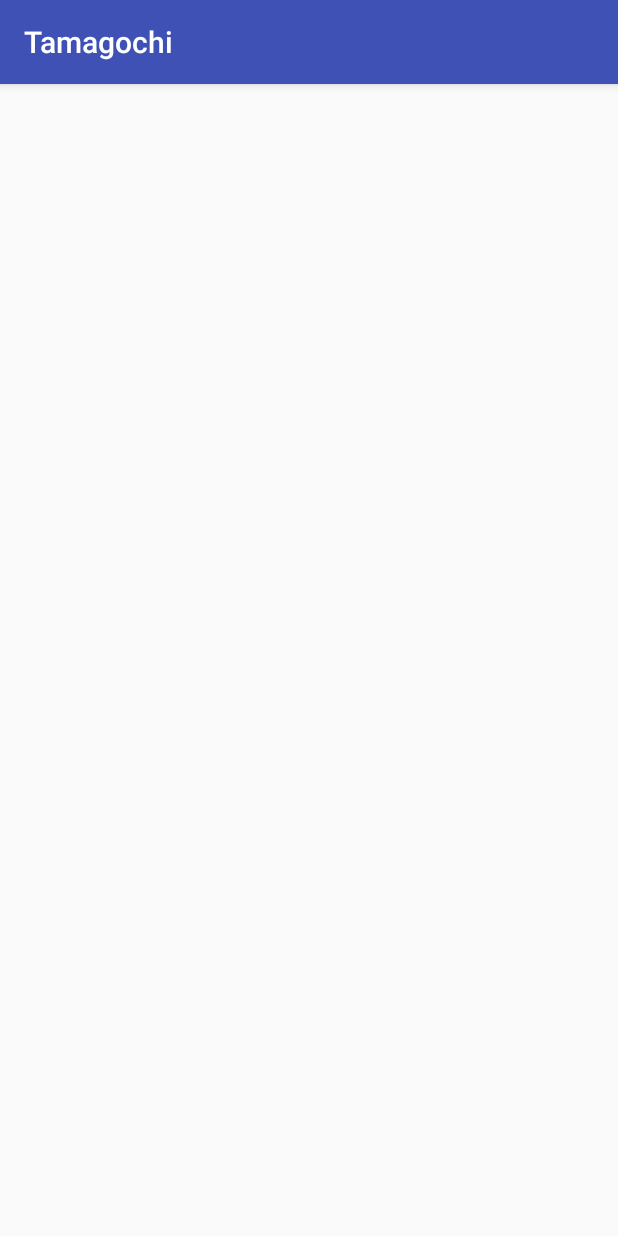
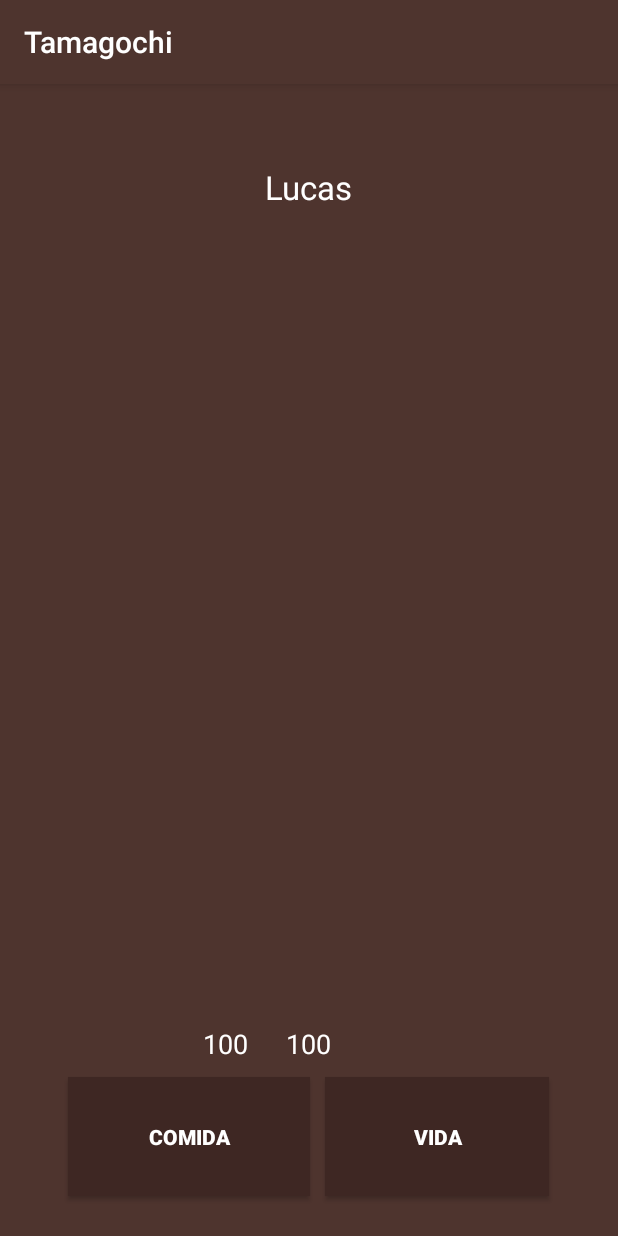
Before and after one commit to lucassoares/Tamagochi, an Android app: the screen it shows after launch (MainActivity), on a phone screen of 412 x 824 dp. Run offline under Robolectric (Android 15) with nearby library versions, the phone set to English and light mode, and no system bars.

Commit message:
Aplicando umas alterações

```diff
--- a/app/src/main/java/com/lucas/lucas/tamagochi/MainActivity.java
+++ b/app/src/main/java/com/lucas/lucas/tamagochi/MainActivity.java
@@ -1,20 +1,71 @@
 package com.lucas.lucas.tamagochi;
 
+import android.annotation.TargetApi;
+import android.os.Build;
 import android.support.v7.app.AppCompatActivity;
 import android.os.Bundle;
+import android.util.Log;
+import android.view.View;
+import android.view.animation.Interpolator;
+import android.widget.Button;
+import android.widget.TextView;
+import android.widget.Toast;
 
 import com.lucas.lucas.tamagochi.Tamagochi.Tamagochi;
+import com.lucas.lucas.tamagochi.Util.Util;
+
+import org.w3c.dom.Text;
+
+import java.util.Objects;
 
 public class MainActivity extends AppCompatActivity
 {
     private Tamagochi tamagochi;
+    private Util util;
+    private String name;
 
+    private Button lifeBtn;
+    private Button foodBtn;
+    private TextView nameTmagochi;
+    private TextView lifeDisplay;
+    private TextView foodDisplay;
+
+    @TargetApi(Build.VERSION_CODES.KITKAT)
     @Override
     protected void onCreate(Bundle savedInstanceState)
     {
         super.onCreate(savedInstanceState);
         setContentView(R.layout.activity_main);
 
+        lifeBtn = (Button)findViewById(R.id.btnLife);
+        foodBtn = (Button)findViewById(R.id.btnFood);
+        nameTmagochi = (TextView)findViewById(R.id.nameTamagochi);
+        lifeDisplay = (TextView)findViewById(R.id.lifeDisplay);
+        foodDisplay = (TextView)findViewById(R.id.foodDisplay);
+
         tamagochi = Tamagochi.getInstance();
+        util = new Util();
+
+        name = tamagochi.getName();
+
+        if(tamagochi.isDead()){
+                //util.AlertMessage(getApplicationContext());
+            tamagochi.setDead(false);
+            tamagochi.setLife(100);
+            tamagochi.setFood(100);
+            tamagochi.setName("Lucas");
+            nameTmagochi.setText(tamagochi.getName());
+            lifeDisplay.setText(Integer.toString(tamagochi.getLife()));
+            foodDisplay.setText(Integer.toString(tamagochi.getFood()));
+
+            Log.d("Tamagochi",tamagochi.getName());
+        }
+
+        lifeBtn.setOnClickListener(new View.OnClickListener() {
+            @Override
+            public void onClick(View v) {
+               Toast.makeText(getApplicationContext(),Integer.toString(tamagochi.getFood()),Toast.LENGTH_SHORT).show();
+            }
+        });
     }
 }
--- /dev/null
+++ b/app/src/main/java/com/lucas/lucas/tamagochi/Preferences/Preferences.java
@@ -0,0 +1,7 @@
+package com.lucas.lucas.tamagochi.Preferences;
+
+/**
+ * Created by Lucas on 14/06/2017.
+ */
+public class Preferences {
+}
--- a/app/src/main/java/com/lucas/lucas/tamagochi/Tamagochi/Tamagochi.java
+++ b/app/src/main/java/com/lucas/lucas/tamagochi/Tamagochi/Tamagochi.java
@@ -6,24 +6,27 @@ package com.lucas.lucas.tamagochi.Tamagochi;
 public class Tamagochi
 {
     private static Tamagochi instance;
-    private String name;
+    private static String name;
     private int food;
     private int life;
+    private boolean isDead = true;
+
+    public boolean isDead() {
+        return isDead;
+    }
+
+    public void setDead(boolean dead) {
+        isDead = dead;
+    }
 
 
     public static Tamagochi getInstance()
     {
         if (instance == null)
         {
-            //instance = new Tamagochi();
+            instance = new Tamagochi();
         }
         return instance;
-    }
-    public Tamagochi(String name, int food, int life)
-    {
-        this.name = name;
-        this.food = food;
-        this.life = life;
     }
 
     public String getName()
@@ -40,4 +43,16 @@ public class Tamagochi
     {
         return life;
     }
+
+    public void setLife(int life) {
+        this.life = life;
+    }
+
+    public void setFood(int food) {
+        this.food = food;
+    }
+
+    public void setName(String name) {
+        Tamagochi.name = name;
+    }
 }
--- /dev/null
+++ b/app/src/main/java/com/lucas/lucas/tamagochi/Util/Util.java
@@ -0,0 +1,40 @@
+package com.lucas.lucas.tamagochi.Util;
+
+import android.app.AlertDialog;
+import android.content.Context;
+import android.content.DialogInterface;
+import android.widget.EditText;
+
+import com.lucas.lucas.tamagochi.Tamagochi.Tamagochi;
+
+/**
+ * Created by Lucas on 14/06/2017.
+ */
+public class Util
+{
+    public void AlertMessage(Context context){
+        AlertDialog.Builder alert = new AlertDialog.Builder(context);
+        final EditText editText = new EditText(context);
+        alert.setMessage("Nome para ele");
+        alert.setTitle("Digite um nome");
+        alert.setView(editText);
+
+        alert.setPositiveButton("Yes Option", new DialogInterface.OnClickListener()
+        {
+            public void onClick(DialogInterface dialog, int whichButton)
+            {
+                String myText = editText.getText().toString();
+                Tamagochi tamagochi = Tamagochi.getInstance();
+                tamagochi.setName(myText);
+            }
+        });
+
+        alert.setNegativeButton("No Option", new DialogInterface.OnClickListener() {
+            public void onClick(DialogInterface dialog, int whichButton) {
+                // what ever you want to do with No option.
+            }
+        });
+
+        alert.show();
+    }
+}
--- a/app/src/main/res/layout/activity_main.xml
+++ b/app/src/main/res/layout/activity_main.xml
@@ -7,6 +7,78 @@
     android:paddingLeft="@dimen/activity_horizontal_margin"
     android:paddingRight="@dimen/activity_horizontal_margin"
     android:paddingTop="@dimen/activity_vertical_margin"
-    tools:context="com.lucas.lucas.tamagochi.MainActivity">
+    tools:context="com.lucas.lucas.tamagochi.MainActivity"
+    android:weightSum="1"
+    android:background="@color/colorPrimary">
 
+    <LinearLayout
+        android:orientation="horizontal"
+        android:layout_width="match_parent"
+        android:layout_height="100dp"
+        android:layout_alignParentBottom="true"
+        android:layout_centerHorizontal="true"
+        android:layout_alignParentRight="false"
+        android:gravity="center_vertical|center"
+        android:weightSum="1"
+        android:id="@+id/linearLayout">
+
+        <Button
+            android:layout_width="wrap_content"
+            android:layout_height="wrap_content"
+            android:text="comida"
+            android:id="@+id/btnFood"
+            android:padding="30dp"
+            android:textStyle="bold"
+            android:textColor="#ffffff"
+            android:background="@color/colorPrimaryDark"
+            android:layout_weight="0.29"
+            android:layout_marginRight="10dp" />
+
+        <Button
+            android:layout_width="wrap_content"
+            android:layout_height="wrap_content"
+            android:text="vida"
+            android:id="@+id/btnLife"
+            android:padding="30dp"
+            android:textStyle="bold"
+            android:textColor="#ffffff"
+            android:background="@color/colorPrimaryDark"
+            android:layout_weight="0.35" />
+    </LinearLayout>
+
+    <TextView
+        android:layout_width="wrap_content"
+        android:layout_height="wrap_content"
+        android:textAppearance="?android:attr/textAppearanceLarge"
+        android:text="Large Text"
+        android:id="@+id/nameTamagochi"
+        android:layout_centerHorizontal="true"
+        android:layout_marginTop="38dp"
+        android:textColor="#ffffff" />
+
+    <TextView
+        android:layout_width="wrap_content"
+        android:layout_height="wrap_content"
+        android:textAppearance="?android:attr/textAppearanceMedium"
+        android:text="0"
+        android:id="@+id/foodDisplay"
+        android:textColor="#ffffff"
+        android:layout_above="@+id/linearLayout"
+        android:layout_toLeftOf="@+id/nameTamagochi"
+        android:layout_toStartOf="@+id/nameTamagochi"
+        android:layout_marginRight="11dp"
+        android:layout_marginEnd="11dp" />
+
+    <TextView
+        android:layout_width="wrap_content"
+        android:layout_height="wrap_content"
+        android:textAppearance="?android:attr/textAppearanceMedium"
+        android:text="0"
+        android:id="@+id/lifeDisplay"
+        android:layout_marginRight="11dp"
+        android:layout_marginEnd="11dp"
+        android:textColor="#ffffff"
+        android:layout_alignBaseline="@+id/foodDisplay"
+        android:layout_alignBottom="@+id/foodDisplay"
+        android:layout_centerHorizontal="true" />
 </RelativeLayout>
--- a/app/src/main/res/values/colors.xml
+++ b/app/src/main/res/values/colors.xml
@@ -1,6 +1,6 @@
 <?xml version="1.0" encoding="utf-8"?>
 <resources>
-    <color name="colorPrimary">#3F51B5</color>
-    <color name="colorPrimaryDark">#303F9F</color>
+    <color name="colorPrimary">#4e342e</color>
+    <color name="colorPrimaryDark">#3e2723</color>
     <color name="colorAccent">#FF4081</color>
 </resources>
```
Also changed, not shown: app/src/main/res/drawable/dog.png (added).
